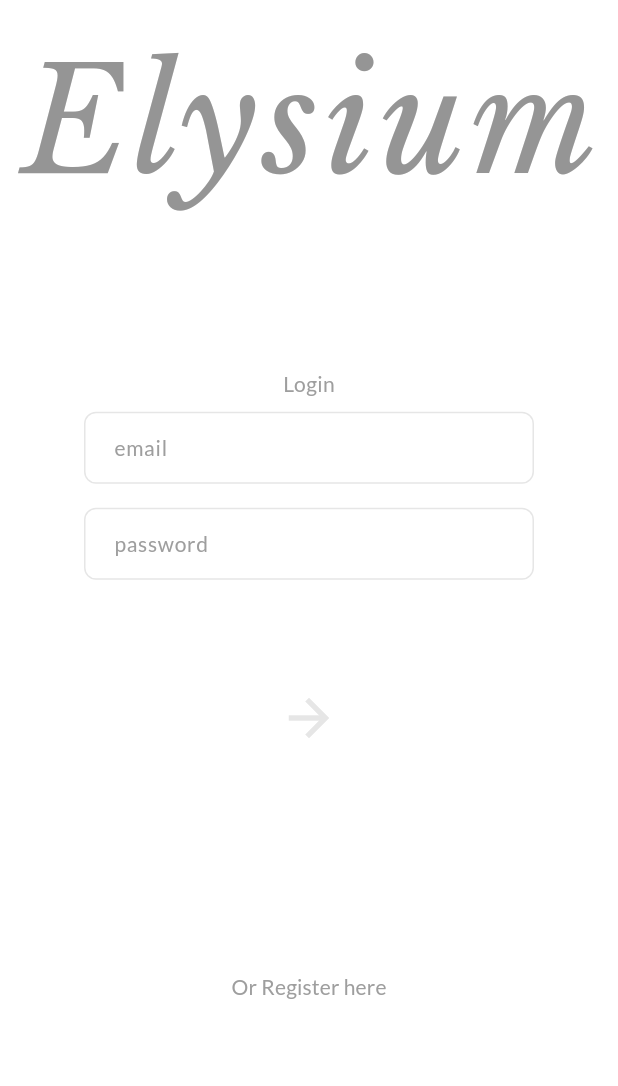
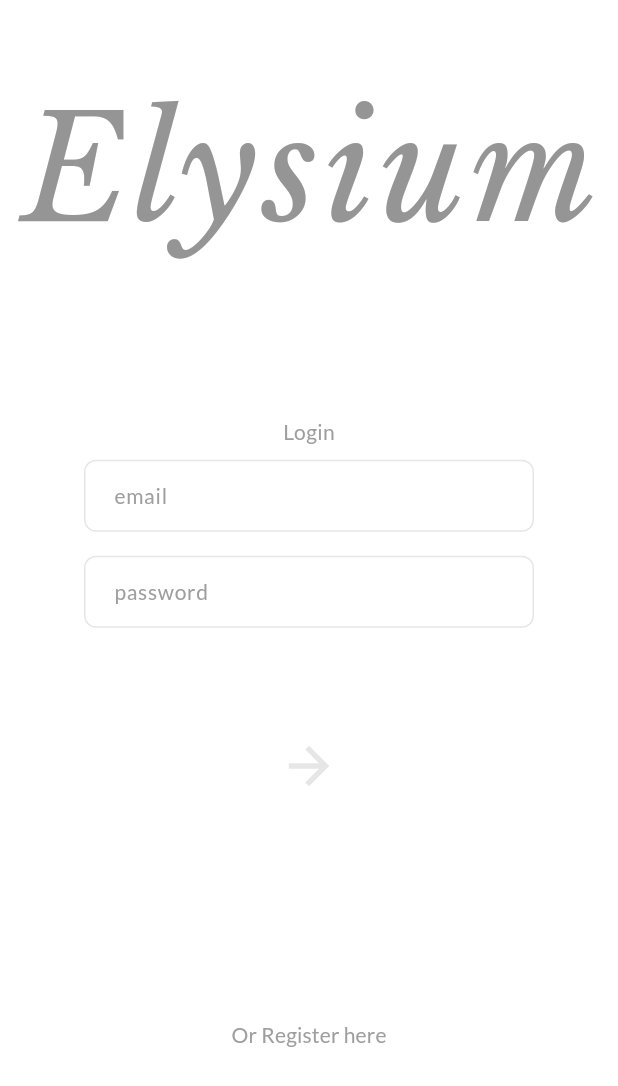
Before and after one commit to ashtondunderdale/barden-proj, a Flutter app: the Register screen opened directly, after a tap on the "arrow forward" icon, after a tap on "Or Login here", on a phone screen of 412 x 824 dp. Shown: the top 1086 px of the screen. Run offline on Flutter 3.47's test engine with Material 3 defaults, Android fonts, the phone set to English and light mode, and no system bars; our stand-ins replace firebase_auth, firebase_core, google_fonts; accounts and stored records are empty.

Commit message:
finished authentication for register and login

```diff
--- a/elysium/lib/models/elysium_user.dart
+++ b/elysium/lib/models/elysium_user.dart
@@ -1,15 +1,10 @@
 import 'note.dart';
 
 class ElysiumUser {
+  String userID;
 
   List<Note> notes = [];
 
-  Note _activeNote = Note(title: "", content:  ""); // Initialize with a default value or handle null as appropriate
 
-  Note get activeNote => _activeNote;
-
-  // Method to update the active note
-  void updateActiveNote(Note newActiveNote) {
-    _activeNote = newActiveNote;
-  }
+  ElysiumUser({required this.userID});
 }
--- a/elysium/lib/views/login.dart
+++ b/elysium/lib/views/login.dart
@@ -47,7 +47,7 @@ class Login extends StatelessWidget {
             ),
             Center(
               child: Padding(
-                padding: const EdgeInsets.only(bottom: 128),
+                padding: const EdgeInsets.only(bottom: 64),
                 child: SizedBox(
                   width: 300,
                   child: Column(
@@ -89,9 +89,9 @@ class Login extends StatelessWidget {
                           onPressed: () async {
                             if (_formKey.currentState?.validate() ?? false) {
 
-                              if (await AuthService.tryLogin(emailController.text, passwordController.text)) {
-                                ElysiumUser elysiumUser = ElysiumUser();
+                              ElysiumUser? elysiumUser = await AuthService.tryLogin(emailController.text, passwordController.text);
 
+                              if (elysiumUser != null) {
                                 Navigator.push(context,
                                   MaterialPageRoute(
                                     builder: (context) => Notes(
--- a/elysium/lib/views/register.dart
+++ b/elysium/lib/views/register.dart
@@ -49,7 +49,7 @@ class Register extends StatelessWidget {
             ),
             Center(
               child: Padding(
-                padding: const EdgeInsets.only(bottom: 128),
+                padding: const EdgeInsets.only(bottom: 64),
                 child: SizedBox(
                   width: 300,
                   child: Column(
@@ -90,17 +90,16 @@ class Register extends StatelessWidget {
                         child: IconButton(
                           onPressed: () async {
                             if (_formKey.currentState?.validate() ?? false) {
-                              if (await AuthService.tryRegister(emailController.text, passwordController.text)) {
-                                ElysiumUser elysiumUser = ElysiumUser();
+                              ElysiumUser? elysiumUser = await AuthService.tryRegister(emailController.text, passwordController.text);
 
-                                Navigator.push(
-                                    context, MaterialPageRoute(
-                                      builder: (context) => Notes(
-                                        elysiumUser: elysiumUser
-                                      )
+                              if (elysiumUser != null) {
+                                Navigator.push(context,
+                                  MaterialPageRoute(
+                                    builder: (context) => Notes(
+                                      elysiumUser: elysiumUser
                                     )
-                                  );
-
+                                  ),
+                                );
                               }
                             }
                           },
```
Also changed, not shown: elysium/lib/services/auth_service.dart (+22 -7 lines).
